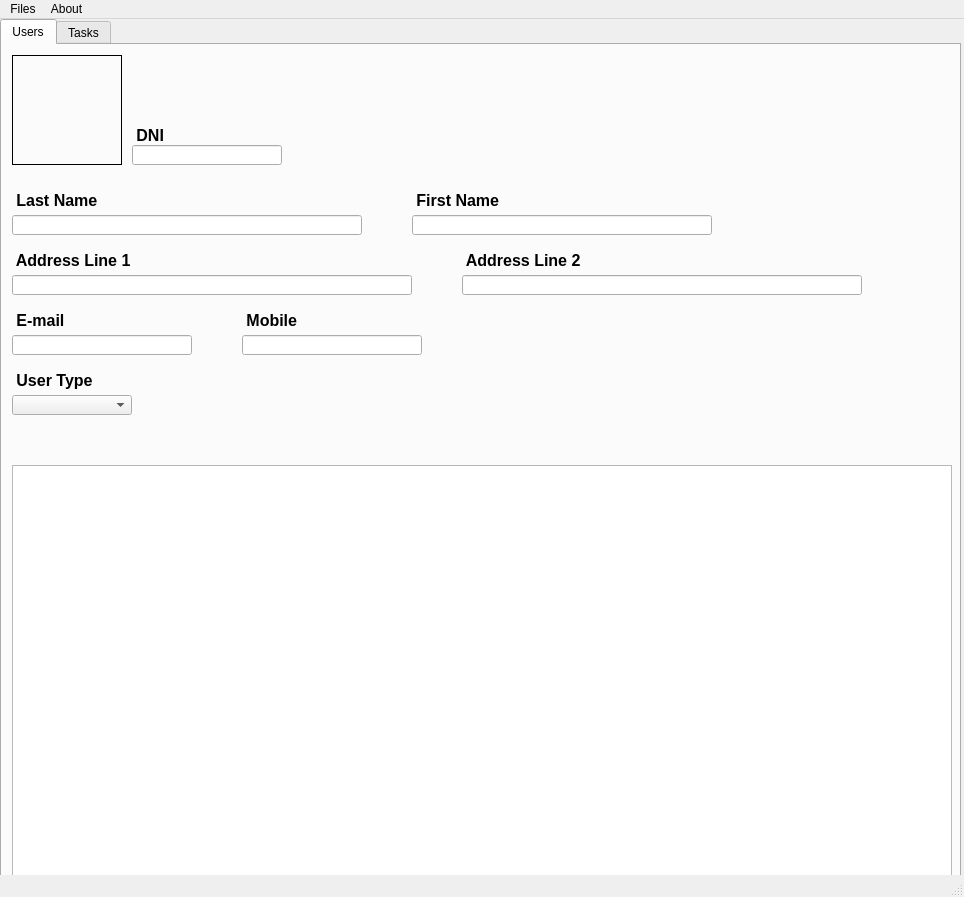
Qt form windows/MainWindow.ui (IsolracI/DI-recuperacion) before a commit.
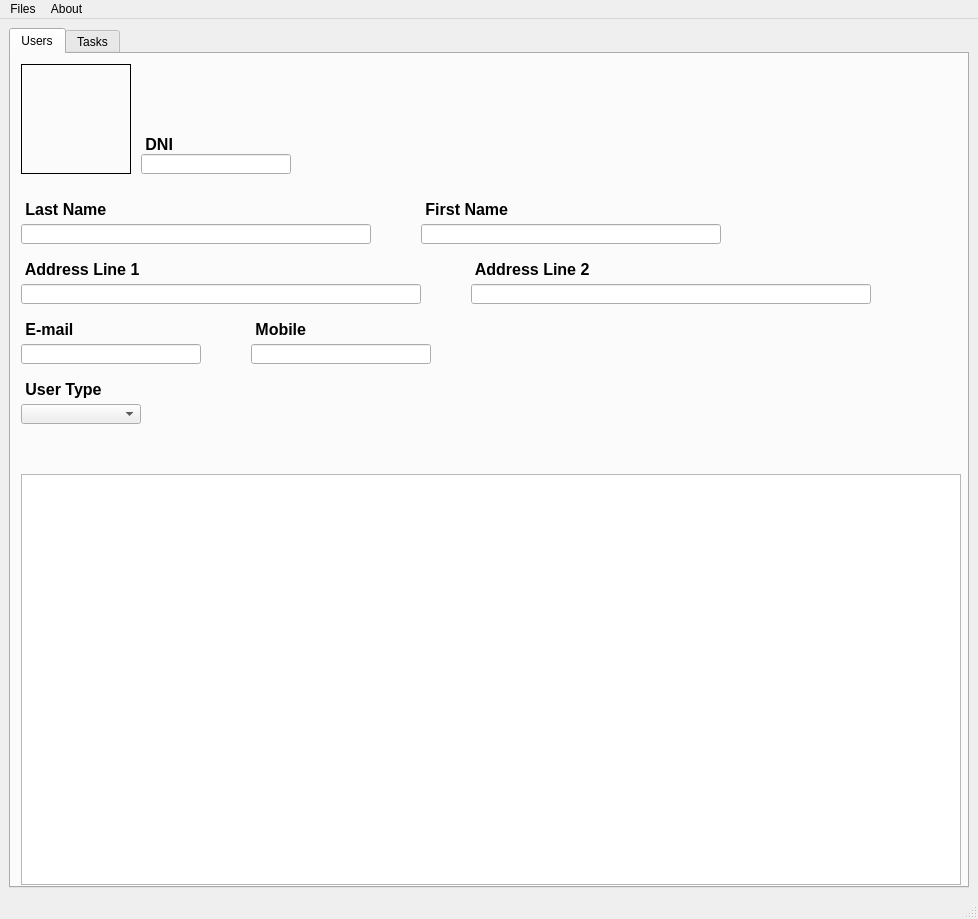
The same form after that commit.

Commit message: feat(src): crear la clase Main además de Globals y compilar el ui de MainWindow

Diff of the .ui file:
```diff
--- a/windows/MainWindow.ui
+++ b/windows/MainWindow.ui
@@ -6,8 +6,8 @@
    <rect>
     <x>0</x>
     <y>0</y>
-    <width>964</width>
-    <height>897</height>
+    <width>978</width>
+    <height>919</height>
    </rect>
   </property>
   <property name="minimumSize">
@@ -20,14 +20,20 @@
    <string>MainWindow</string>
   </property>
   <widget class="QWidget" name="centralwidget">
+   <layout class="QHBoxLayout" name="horizontalLayout">
+    <item>
    <widget class="QTabWidget" name="tabWidget">
-    <property name="geometry">
-     <rect>
-      <x>0</x>
-      <y>0</y>
-      <width>961</width>
-      <height>861</height>
-     </rect>
+      <property name="sizePolicy">
+       <sizepolicy hsizetype="Maximum" vsizetype="Maximum">
+        <horstretch>0</horstretch>
+        <verstretch>0</verstretch>
+       </sizepolicy>
+      </property>
+      <property name="minimumSize">
+       <size>
+        <width>960</width>
+        <height>860</height>
+       </size>
     </property>
     <property name="currentIndex">
      <number>0</number>
@@ -609,13 +615,15 @@
      </widget>
     </widget>
    </widget>
+    </item>
+   </layout>
   </widget>
   <widget class="QMenuBar" name="menubar">
    <property name="geometry">
     <rect>
      <x>0</x>
      <y>0</y>
-     <width>964</width>
+     <width>978</width>
      <height>21</height>
     </rect>
    </property>
```
Lines whose indentation alone changed are shown as unchanged. The commit also changes 5 other files.
